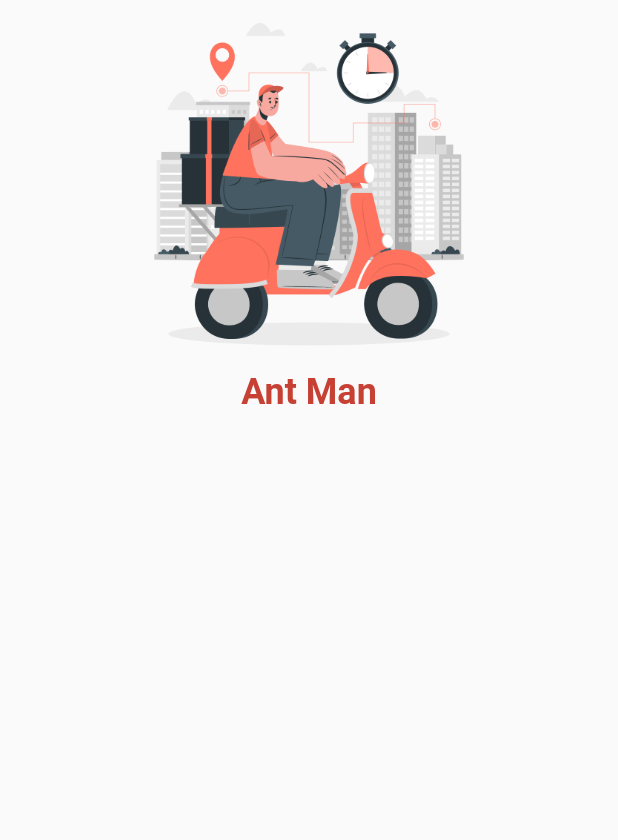
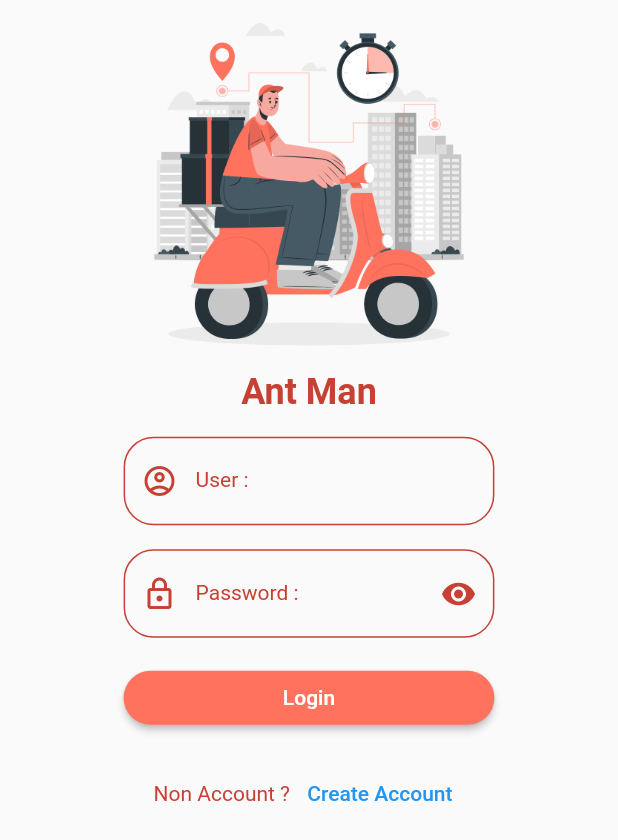
Before and after one commit to milin1611/AntMan, a Flutter app: the screen it shows after launch, on a phone screen of 412 x 824 dp. Shown: the top 840 px of the screen. Run offline on Flutter 3.47's test engine with Material 2 defaults, Android fonts, the phone set to English and light mode, and no system bars.

Commit message:
update 19/11/2021 v.2

```diff
--- a/lib/states/authen.dart
+++ b/lib/states/authen.dart
@@ -9,18 +9,139 @@ class Authen extends StatefulWidget {
 }
 
 class _AuthenState extends State<Authen> {
+  bool statusRedEye = true;
+
   @override
   Widget build(BuildContext context) {
     double size = MediaQuery.of(context).size.width;
     return Scaffold(
       body: SafeArea(
+        child: GestureDetector(
+          onTap: () => FocusScope.of(context).requestFocus(FocusNode()),
+          behavior: HitTestBehavior.opaque,
           child: ListView(
             children: [
               buildImage(size),
-            buildAppName()
+              buildAppName(),
+              buildUser(size),
+              buildPassword(size),
+              buildLogin(size),
+              buildCreateAccount(),
             ],
           ),
         ),
+      ),
+    );
+  }
+
+  Row buildCreateAccount() {
+    return Row(
+      mainAxisAlignment: MainAxisAlignment.center,
+      children: [
+        ShowTitle(
+          title: 'Non Account ? ',
+          textStyle: MyConstant().h3Style(),
+        ),
+        TextButton(
+          onPressed: () =>
+              Navigator.pushNamed(context, MyConstant.routeCreateAccount),
+          child: Text('Create Account'),
+        ),
+      ],
+    );
+  }
+
+  Row buildLogin(double size) {
+    return Row(
+      mainAxisAlignment: MainAxisAlignment.center,
+      children: [
+        Container(
+          margin: EdgeInsets.symmetric(vertical: 16),
+          width: size * 0.6,
+          child: ElevatedButton(
+            style: MyConstant().myButtonStyle(),
+            onPressed: () {},
+            child: Text('Login'),
+          ),
+        ),
+      ],
+    );
+  }
+
+  Row buildUser(double size) {
+    return Row(
+      mainAxisAlignment: MainAxisAlignment.center,
+      children: [
+        Container(
+          margin: EdgeInsets.only(top: 16),
+          width: size * 0.6,
+          child: TextFormField(
+            decoration: InputDecoration(
+              labelStyle: MyConstant().h3Style(),
+              labelText: 'User :',
+              prefixIcon: Icon(
+                Icons.account_circle_outlined,
+                color: MyConstant.dark,
+              ),
+              enabledBorder: OutlineInputBorder(
+                borderSide: BorderSide(color: MyConstant.dark),
+                borderRadius: BorderRadius.circular(20),
+              ),
+              focusedBorder: OutlineInputBorder(
+                borderSide: BorderSide(color: MyConstant.light),
+                borderRadius: BorderRadius.circular(20),
+              ),
+            ),
+          ),
+        ),
+      ],
+    );
+  }
+
+  Row buildPassword(double size) {
+    return Row(
+      mainAxisAlignment: MainAxisAlignment.center,
+      children: [
+        Container(
+          margin: EdgeInsets.only(top: 16),
+          width: size * 0.6,
+          child: TextFormField(
+            obscureText: statusRedEye,
+            decoration: InputDecoration(
+              suffixIcon: IconButton(
+                onPressed: () {
+                  setState(() {
+                    statusRedEye = !statusRedEye;
+                  });
+                },
+                icon: statusRedEye
+                    ? Icon(
+                        Icons.remove_red_eye,
+                        color: MyConstant.dark,
+                      )
+                    : Icon(
+                        Icons.remove_red_eye_outlined,
+                        color: MyConstant.dark,
+                      ),
+              ),
+              labelStyle: MyConstant().h3Style(),
+              labelText: 'Password :',
+              prefixIcon: Icon(
+                Icons.lock_outlined,
+                color: MyConstant.dark,
+              ),
+              enabledBorder: OutlineInputBorder(
+                borderSide: BorderSide(color: MyConstant.dark),
+                borderRadius: BorderRadius.circular(20),
+              ),
+              focusedBorder: OutlineInputBorder(
+                borderSide: BorderSide(color: MyConstant.light),
+                borderRadius: BorderRadius.circular(20),
+              ),
+            ),
+          ),
+        ),
+      ],
     );
   }
 
--- a/lib/states/create_account.dart
+++ b/lib/states/create_account.dart
@@ -9,7 +9,7 @@ class _CreateAccountState extends State<CreateAccount> {
   @override
   Widget build(BuildContext context) {
     return Scaffold(
-
+      appBar: AppBar(title: Text('Create Account'),),
     );
   }
 }
--- a/lib/utility/my_constant.dart
+++ b/lib/utility/my_constant.dart
@@ -40,4 +40,11 @@ class MyConstant {
         color: dark,
         fontWeight: FontWeight.normal,
       );
+
+  ButtonStyle myButtonStyle() => ElevatedButton.styleFrom(
+        primary: MyConstant.primary,
+        shape: RoundedRectangleBorder(
+          borderRadius: BorderRadius.circular(20),
+        ),
+      );
 }
```
Lines whose indentation alone changed are shown as unchanged.
